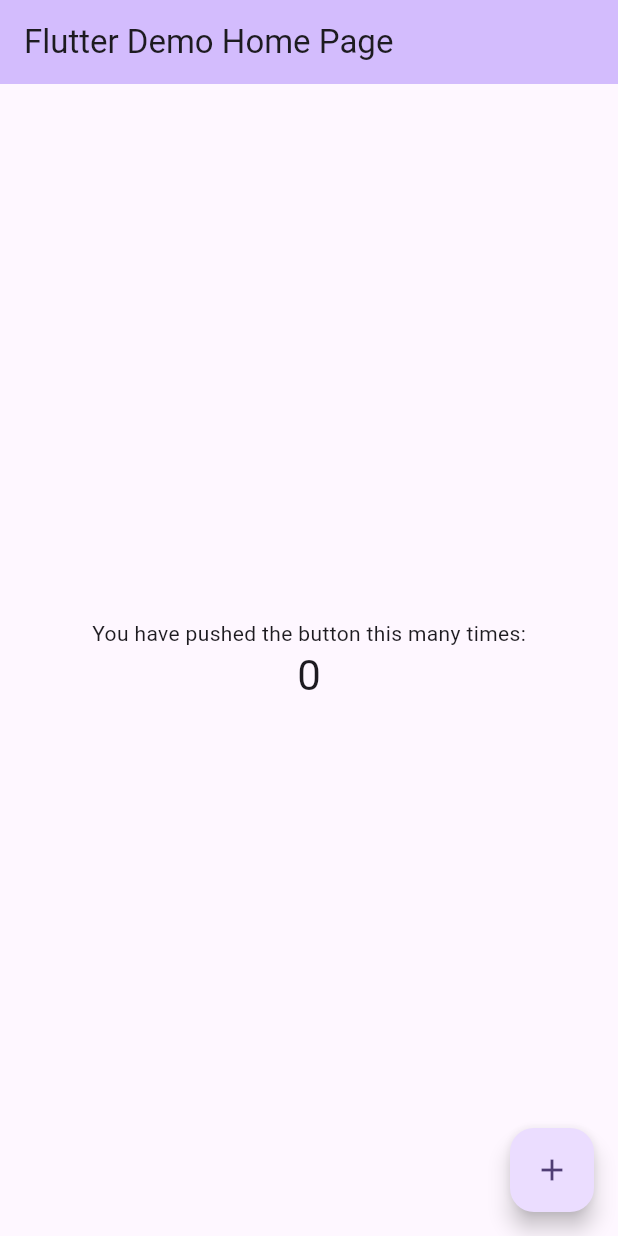
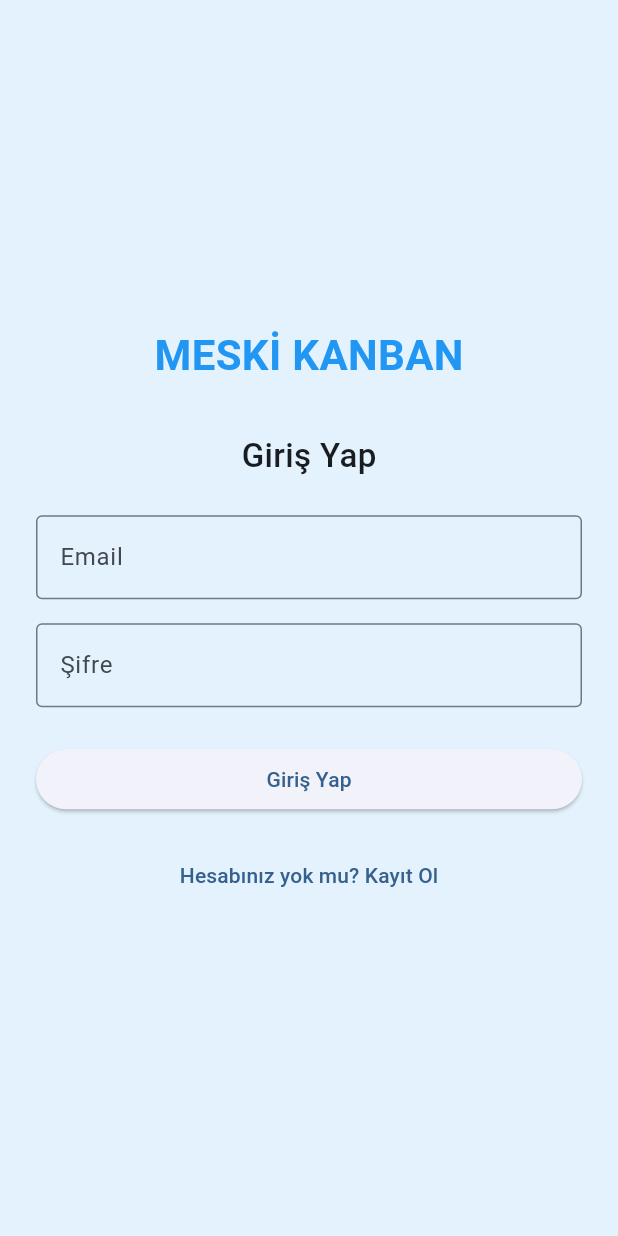
Before and after one commit to Serhan-Yildiz/meski-kanban, a Flutter app: the screen it shows after launch, on a phone screen of 412 x 824 dp. Run offline on Flutter 3.47's test engine with Material 3 defaults, Android fonts, the phone set to English and light mode, and no system bars.

Commit message:
mobile app

```diff
--- a/meski_kanban_mobile/lib/main.dart
+++ b/meski_kanban_mobile/lib/main.dart
@@ -1,4 +1,7 @@
 import 'package:flutter/material.dart';
+import 'screens/login_screen.dart';
+import 'screens/register_screen.dart';
+import 'screens/dashboard_screen.dart';
 
 void main() {
   runApp(const MyApp());
@@ -7,116 +10,21 @@ void main() {
 class MyApp extends StatelessWidget {
   const MyApp({super.key});
 
-  // This widget is the root of your application.
   @override
   Widget build(BuildContext context) {
     return MaterialApp(
-      title: 'Flutter Demo',
+      title: 'MESKI Kanban',
+      debugShowCheckedModeBanner: false,
       theme: ThemeData(
-        // This is the theme of your application.
-        //
-        // TRY THIS: Try running your application with "flutter run". You'll see
-        // the application has a purple toolbar. Then, without quitting the app,
-        // try changing the seedColor in the colorScheme below to Colors.green
-        // and then invoke "hot reload" (save your changes or press the "hot
-        // reload" button in a Flutter-supported IDE, or press "r" if you used
-        // the command line to start the app).
-        //
-        // Notice that the counter didn't reset back to zero; the application
-        // state is not lost during the reload. To reset the state, use hot
-        // restart instead.
-        //
-        // This works for code too, not just values: Most code changes can be
-        // tested with just a hot reload.
-        colorScheme: ColorScheme.fromSeed(seedColor: Colors.deepPurple),
+        colorScheme: ColorScheme.fromSeed(seedColor: Colors.blue),
+        useMaterial3: true,
       ),
-      home: const MyHomePage(title: 'Flutter Demo Home Page'),
+      initialRoute: '/login',
+      routes: {
+        '/login': (context) => const LoginScreen(),
+        '/register': (context) => const RegisterScreen(),
+        '/dashboard': (context) => const DashboardScreen(),
+      },
     );
   }
 }
-
-class MyHomePage extends StatefulWidget {
-  const MyHomePage({super.key, required this.title});
-
-  // This widget is the home page of your application. It is stateful, meaning
-  // that it has a State object (defined below) that contains fields that affect
-  // how it looks.
-
-  // This class is the configuration for the state. It holds the values (in this
-  // case the title) provided by the parent (in this case the App widget) and
-  // used by the build method of the State. Fields in a Widget subclass are
-  // always marked "final".
-
-  final String title;
-
-  @override
-  State<MyHomePage> createState() => _MyHomePageState();
-}
-
-class _MyHomePageState extends State<MyHomePage> {
-  int _counter = 0;
-
-  void _incrementCounter() {
-    setState(() {
-      // This call to setState tells the Flutter framework that something has
-      // changed in this State, which causes it to rerun the build method below
-      // so that the display can reflect the updated values. If we changed
-      // _counter without calling setState(), then the build method would not be
-      // called again, and so nothing would appear to happen.
-      _counter++;
-    });
-  }
-
-  @override
-  Widget build(BuildContext context) {
-    // This method is rerun every time setState is called, for instance as done
-    // by the _incrementCounter method above.
-    //
-    // The Flutter framework has been optimized to make rerunning build methods
-    // fast, so that you can just rebuild anything that needs updating rather
-    // than having to individually change instances of widgets.
-    return Scaffold(
-      appBar: AppBar(
-        // TRY THIS: Try changing the color here to a specific color (to
-        // Colors.amber, perhaps?) and trigger a hot reload to see the AppBar
-        // change color while the other colors stay the same.
-        backgroundColor: Theme.of(context).colorScheme.inversePrimary,
-        // Here we take the value from the MyHomePage object that was created by
-        // the App.build method, and use it to set our appbar title.
-        title: Text(widget.title),
-      ),
-      body: Center(
-        // Center is a layout widget. It takes a single child and positions it
-        // in the middle of the parent.
-        child: Column(
-          // Column is also a layout widget. It takes a list of children and
-          // arranges them vertically. By default, it sizes itself to fit its
-          // children horizontally, and tries to be as tall as its parent.
-          //
-          // Column has various properties to control how it sizes itself and
-          // how it positions its children. Here we use mainAxisAlignment to
-          // center the children vertically; the main axis here is the vertical
-          // axis because Columns are vertical (the cross axis would be
-          // horizontal).
-          //
-          // TRY THIS: Invoke "debug painting" (choose the "Toggle Debug Paint"
-          // action in the IDE, or press "p" in the console), to see the
-          // wireframe for each widget.
-          mainAxisAlignment: MainAxisAlignment.center,
-          children: <Widget>[
-            const Text('You have pushed the button this many times:'),
-            Text(
-              '$_counter',
-              style: Theme.of(context).textTheme.headlineMedium,
-            ),
-          ],
-        ),
-      ),
-      floatingActionButton: FloatingActionButton(
-        onPressed: _incrementCounter,
-        tooltip: 'Increment',
-        child: const Icon(Icons.add),
-      ), // This trailing comma makes auto-formatting nicer for build methods.
-    );
-  }
-}
--- /dev/null
+++ b/meski_kanban_mobile/lib/screens/login_screen.dart
@@ -0,0 +1,119 @@
+import 'package:flutter/material.dart';
+import 'package:http/http.dart' as http;
+import 'dart:convert';
+
+class LoginScreen extends StatefulWidget {
+  const LoginScreen({super.key});
+
+  @override
+  State<LoginScreen> createState() => _LoginScreenState();
+}
+
+class _LoginScreenState extends State<LoginScreen> {
+  final TextEditingController emailController = TextEditingController();
+  final TextEditingController passwordController = TextEditingController();
+  bool isLoading = false;
+
+  Future<void> handleLogin() async {
+    final email = emailController.text.trim();
+    final password = passwordController.text.trim();
+
+    if (email.isEmpty || password.isEmpty) {
+      showMessage("Lütfen tüm alanları doldurun");
+      return;
+    }
+
+    setState(() {
+      isLoading = true;
+    });
+
+    final url = Uri.parse('https://meski-kanban.onrender.com/auth/login');
+    final response = await http.post(
+      url,
+      headers: {"Content-Type": "application/json"},
+      body: jsonEncode({"email": email, "password": password}),
+    );
+
+    setState(() {
+      isLoading = false;
+    });
+
+    if (response.statusCode == 200) {
+      Navigator.pushReplacementNamed(context, '/dashboard');
+    } else {
+      final data = jsonDecode(response.body);
+      showMessage(data['message'] ?? 'Giriş başarısız');
+    }
+  }
+
+  void showMessage(String message) {
+    ScaffoldMessenger.of(
+      context,
+    ).showSnackBar(SnackBar(content: Text(message)));
+  }
+
+  @override
+  Widget build(BuildContext context) {
+    return Scaffold(
+      backgroundColor: Colors.blue.shade50,
+      body: Center(
+        child: SingleChildScrollView(
+          padding: const EdgeInsets.all(24.0),
+          child: Column(
+            mainAxisAlignment: MainAxisAlignment.center,
+            children: [
+              const Text(
+                'MESKİ KANBAN',
+                style: TextStyle(
+                  fontSize: 28,
+                  fontWeight: FontWeight.bold,
+                  color: Colors.blue,
+                ),
+              ),
+              const SizedBox(height: 32),
+              const Text(
+                'Giriş Yap',
+                style: TextStyle(fontSize: 22, fontWeight: FontWeight.w500),
+              ),
+              const SizedBox(height: 24),
+              TextField(
+                controller: emailController,
+                decoration: const InputDecoration(
+                  labelText: 'Email',
+                  border: OutlineInputBorder(),
+                ),
+              ),
+              const SizedBox(height: 16),
+              TextField(
+                controller: passwordController,
+                obscureText: true,
+                decoration: const InputDecoration(
+                  labelText: 'Şifre',
+                  border: OutlineInputBorder(),
+                ),
+              ),
+              const SizedBox(height: 24),
+              SizedBox(
+                width: double.infinity,
+                child: ElevatedButton(
+                  onPressed: isLoading ? null : handleLogin,
+                  child:
+                      isLoading
+                          ? const CircularProgressIndicator()
+                          : const Text('Giriş Yap'),
+                ),
+              ),
+              const SizedBox(height: 16),
+              TextButton(
+                onPressed: () {
+                  Navigator.pushNamed(context, '/register');
+                },
+                child: const Text('Hesabınız yok mu? Kayıt Ol'),
+              ),
+            ],
+          ),
+        ),
+      ),
+    );
+  }
+}
--- a/meski_kanban_mobile/pubspec.yaml
+++ b/meski_kanban_mobile/pubspec.yaml
@@ -34,6 +34,7 @@ dependencies:
   # The following adds the Cupertino Icons font to your application.
   # Use with the CupertinoIcons class for iOS style icons.
   cupertino_icons: ^1.0.8
+  http: ^1.4.0
 
 dev_dependencies:
   flutter_test:
```
Also changed, not shown: meski_kanban_mobile/lib/screens/dashboard_screen.dart (added, +19 -0 lines), meski_kanban_mobile/lib/screens/register_screen.dart (added, +129 -0 lines), meski_kanban_mobile/pubspec.lock.
